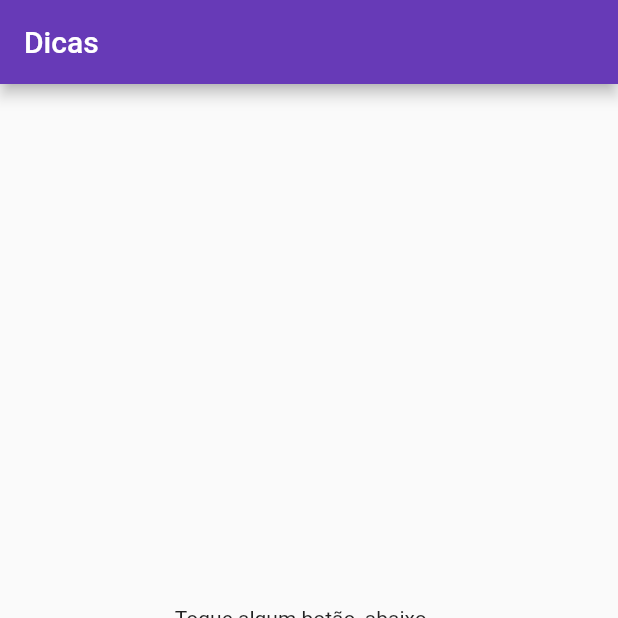
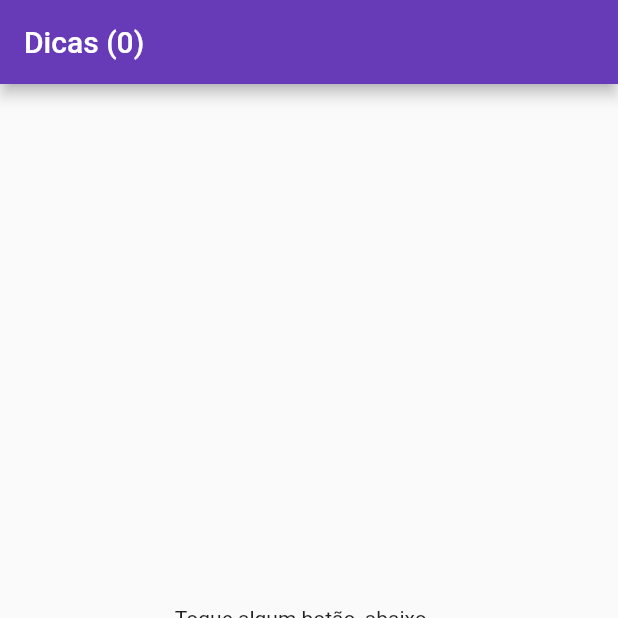
Before and after one commit to GomesLuan/receita8a, a Flutter app: the screen it shows after launch, on a phone screen of 412 x 824 dp, the top half of it. Run offline on Flutter 3.47's test engine with Material 2 defaults, Android fonts, the phone set to English and light mode, and no system bars; our stand-ins replace flutter_hooks.

Commit message:
Número de itens no appBar

```diff
--- a/lib/main.dart
+++ b/lib/main.dart
@@ -112,14 +112,17 @@ class MyApp extends StatelessWidget {
     return MaterialApp(
       theme: ThemeData(primarySwatch: Colors.deepPurple),
       debugShowCheckedModeBanner:false,
-      home: Scaffold(
-        appBar: AppBar(
-          title: const Text("Dicas"),
-        ),
-        body: ValueListenableBuilder(
+      home: ValueListenableBuilder(
         valueListenable: dataService.tableStateNotifier,
         builder:(_, value, __){
-            switch (value['status']){
+          final len = value['dataObjects'].length;
+          return Scaffold(
+            appBar: AppBar(
+              title: Text("Dicas ($len)"),
+            ),
+            body: Builder(
+              builder: (_) {
+                switch (value['status']) {
                   case TableStatus.idle:
                     return Center(child: Text("Toque algum botão, abaixo..."));
                   case TableStatus.loading:
@@ -137,6 +140,8 @@ class MyApp extends StatelessWidget {
               }
             ),
             bottomNavigationBar: NewNavBar(itemSelectedCallback: dataService.carregar),
+          );
+        }
       )
     );
   }
```
Lines whose indentation alone changed are shown as unchanged.
